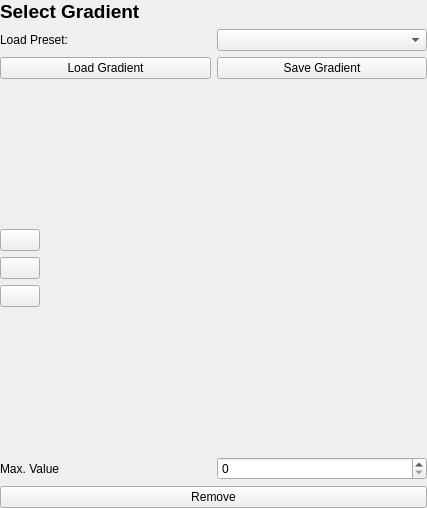
QlowB/Almond, file ui/GradientMenu.ui: the form before one commit.
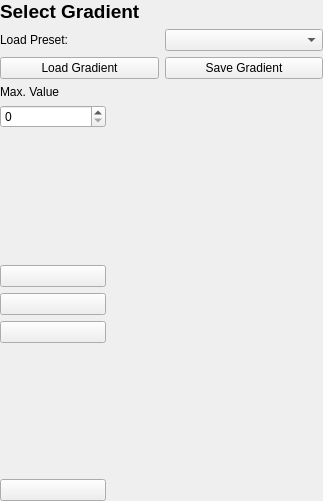
The form after the commit. Icons and pictures are not drawn. Custom widgets are drawn as their Qt base class.

Commit message: better gradient editor

Diff of the .ui file:
```diff
--- a/ui/GradientMenu.ui
+++ b/ui/GradientMenu.ui
@@ -6,8 +6,8 @@
    <rect>
     <x>0</x>
     <y>0</y>
-    <width>427</width>
-    <height>508</height>
+    <width>323</width>
+    <height>501</height>
    </rect>
   </property>
   <property name="windowTitle">
@@ -69,9 +69,32 @@
     </layout>
    </item>
    <item>
-    <layout class="QHBoxLayout" name="horizontalLayout_3" stretch="0,0">
+    <layout class="QHBoxLayout" name="horizontalLayout_3" stretch="1,2">
      <item>
       <layout class="QVBoxLayout" name="verticalLayout_2">
+       <item>
+        <widget class="QLabel" name="maxValLbl">
+         <property name="text">
+          <string>Max. Value</string>
+         </property>
+        </widget>
+       </item>
+       <item>
+        <widget class="QDoubleSpinBox" name="maxValSpb">
+         <property name="decimals">
+          <number>0</number>
+         </property>
+         <property name="maximum">
+          <double>100000.000000000000000</double>
+         </property>
+         <property name="singleStep">
+          <double>10.000000000000000</double>
+         </property>
+         <property name="stepType">
+          <enum>QAbstractSpinBox::AdaptiveDecimalStepType</enum>
+         </property>
+        </widget>
+       </item>
        <item>
         <spacer name="verticalSpacer">
          <property name="orientation">
@@ -140,6 +163,20 @@
          </property>
         </spacer>
        </item>
+       <item>
+        <widget class="QPushButton" name="removeBtn">
+         <property name="icon">
+          <iconset resource="../resources/Almond.qrc">
+           <normaloff>:/icons/cancel</normaloff>:/icons/cancel</iconset>
+         </property>
+         <property name="iconSize">
+          <size>
+           <width>32</width>
+           <height>32</height>
+          </size>
+         </property>
+        </widget>
+       </item>
       </layout>
      </item>
      <item>
@@ -158,8 +195,8 @@
          <rect>
           <x>0</x>
           <y>0</y>
-          <width>361</width>
-          <height>213</height>
+          <width>210</width>
+          <height>397</height>
          </rect>
         </property>
         <layout class="QGridLayout" name="gridLayout_2">
@@ -173,42 +210,10 @@
     </layout>
    </item>
    <item>
-    <layout class="QHBoxLayout" name="horizontalLayout_2">
-     <item>
-      <widget class="QLabel" name="maxValLbl">
-       <property name="text">
-        <string>Max. Value</string>
-       </property>
-      </widget>
-     </item>
-     <item>
-      <widget class="QDoubleSpinBox" name="maxValSpb">
-       <property name="decimals">
-        <number>0</number>
-       </property>
-       <property name="maximum">
-        <double>100000.000000000000000</double>
-       </property>
-       <property name="singleStep">
-        <double>10.000000000000000</double>
-       </property>
-       <property name="stepType">
-        <enum>QAbstractSpinBox::AdaptiveDecimalStepType</enum>
-       </property>
-      </widget>
-     </item>
-    </layout>
+    <layout class="QHBoxLayout" name="horizontalLayout_2"/>
    </item>
    <item>
-    <layout class="QHBoxLayout" name="horizontalLayout">
-     <item>
-      <widget class="QPushButton" name="removeBtn">
-       <property name="text">
-        <string>Remove</string>
-       </property>
-      </widget>
-     </item>
-    </layout>
+    <layout class="QHBoxLayout" name="horizontalLayout"/>
    </item>
   </layout>
  </widget>
```
The commit also changes 4 other files.
